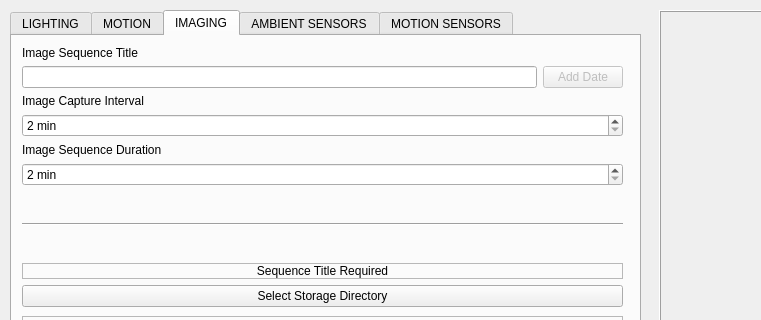
The window that _ui/Clinostat.ui (CoCl-Jerry/SciSpin_Max_Dev) describes before a commit, drawn with Qt 5; both pictures show x 0 to 761 and y 0 to 320 of the 1024 by 575 pixel window.
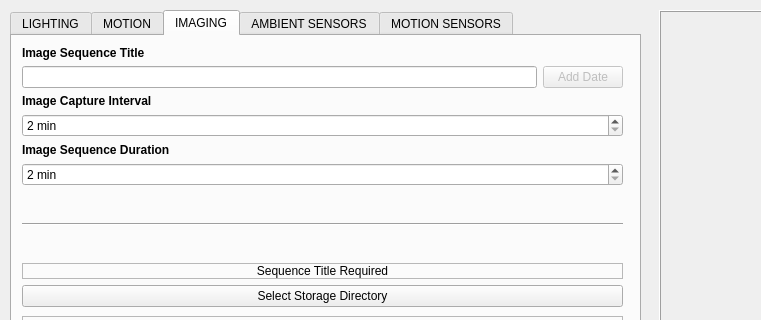
The same window after the commit. The open tabs and pages were chosen to show the change. Icons and pictures are not drawn. Custom widgets are drawn as their Qt base class.

What changed in the file:
```diff
--- a/_ui/Clinostat.ui
+++ b/_ui/Clinostat.ui
@@ -1228,21 +1228,21 @@
        <item row="4" column="0" colspan="2">
         <widget class="QLabel" name="imaging_image_sequence_duration_text_label">
          <property name="text">
-          <string>Image Sequence Duration</string>
+          <string>&lt;html&gt;&lt;head/&gt;&lt;body&gt;&lt;p&gt;&lt;span style=&quot; font-weight:700;&quot;&gt;Image Sequence Duration&lt;/span&gt;&lt;/p&gt;&lt;/body&gt;&lt;/html&gt;</string>
          </property>
         </widget>
        </item>
        <item row="0" column="0" colspan="2">
         <widget class="QLabel" name="imaging_image_sequence_title_text_label">
          <property name="text">
-          <string>Image Sequence Title</string>
+          <string>&lt;html&gt;&lt;head/&gt;&lt;body&gt;&lt;p&gt;&lt;span style=&quot; font-weight:700;&quot;&gt;Image Sequence Title&lt;/span&gt;&lt;/p&gt;&lt;/body&gt;&lt;/html&gt;</string>
          </property>
         </widget>
        </item>
        <item row="2" column="0" colspan="2">
         <widget class="QLabel" name="imaging_image_capture_interval_text_label">
          <property name="text">
-          <string>Image Capture Interval</string>
+          <string>&lt;html&gt;&lt;head/&gt;&lt;body&gt;&lt;p&gt;&lt;span style=&quot; font-weight:700;&quot;&gt;Image Capture Interval&lt;/span&gt;&lt;/p&gt;&lt;/body&gt;&lt;/html&gt;</string>
          </property>
         </widget>
        </item>
```
Left out of the diff: 4 changed lines with no effect on the pictures.
